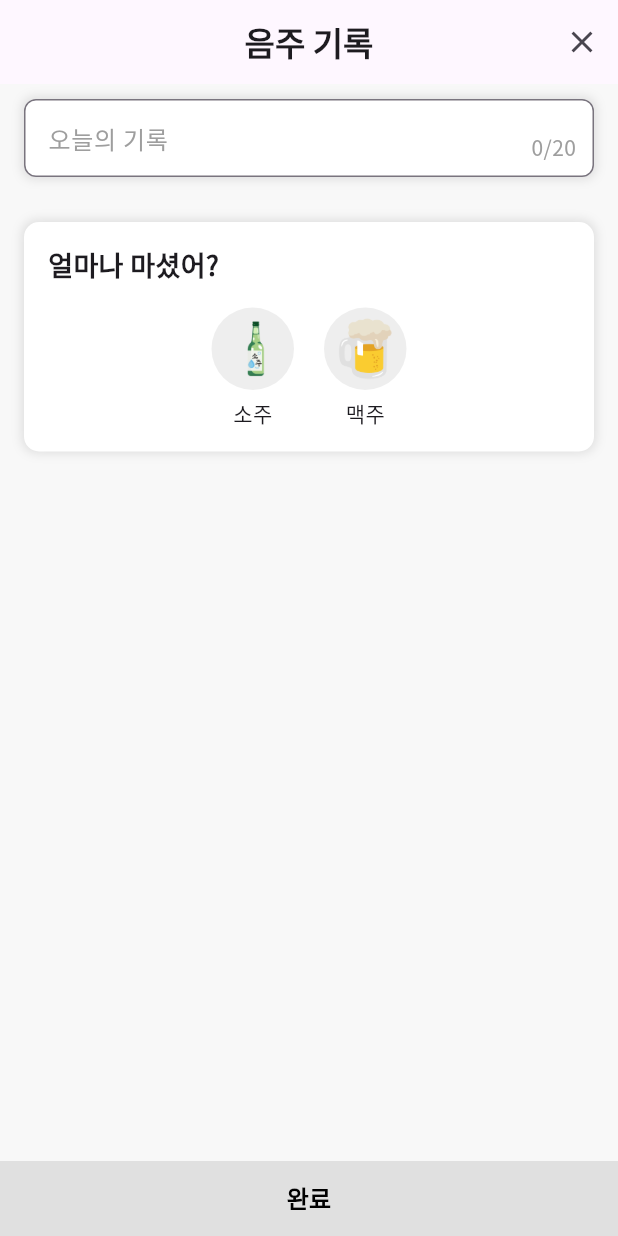
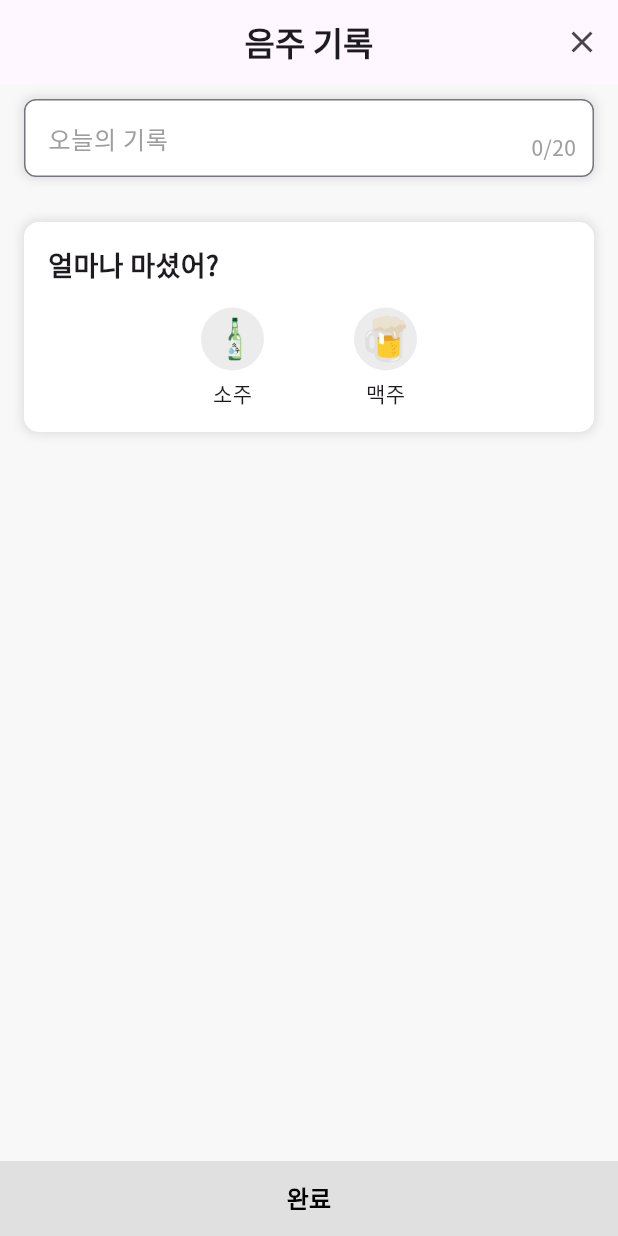
Before and after one commit to inu-capstone-VCHE/todays_drink_app, a Flutter app: the screen it shows after launch, after a tap on the "add" icon, on a phone screen of 412 x 824 dp. Run offline on Flutter 3.47's test engine with Material 3 defaults, Android fonts, the phone set to English and light mode, and no system bars; our stand-ins replace table_calendar.

Commit message:
소주/맥주 버튼 간격 조정

```diff
--- a/lib/launchscreen/start_screen.dart
+++ b/lib/launchscreen/start_screen.dart
@@ -6,16 +6,15 @@ class StartScreen extends StatelessWidget {
   @override
   Widget build(BuildContext context) {
     return Scaffold(
-      body: Column(
-        mainAxisAlignment: MainAxisAlignment.center, // 🔥 전체를 완벽하게 중앙 정렬
-        crossAxisAlignment: CrossAxisAlignment.center, // 🔥 가로 정렬도 중앙
+      body: Center( // 🔥 전체를 중앙 정렬
+        child: Column(
+          mainAxisAlignment: MainAxisAlignment.center, // 🔥 세로 중앙 정렬
+          crossAxisAlignment: CrossAxisAlignment.center, // 🔥 가로 중앙 정렬
           children: [
-          Expanded( // 🔥 전체적으로 아래로 배치
-            flex: 2,
-            child: Column(
-              mainAxisAlignment: MainAxisAlignment.center, // 🔥 내부 정렬도 중앙
-              children: [
-                Text(
+            SizedBox(
+              width: 321, // 🔥 피그마 width 적용
+              height: 44, // 🔥 피그마 height 적용
+              child: Text(
                 "잔 속 취기, AI로 읽는다!",
                 textAlign: TextAlign.center,
                 style: const TextStyle(
@@ -25,8 +24,12 @@ class StartScreen extends StatelessWidget {
                   color: Colors.grey,
                 ),
               ),
-                const SizedBox(height: 20),
-                Text(
+            ),
+            const SizedBox(height: 10), // 🔥 간격 조정
+            SizedBox(
+              width: 234, // 🔥 피그마 width 적용
+              height: 48, // 🔥 피그마 height 적용
+              child: Text(
                 "오늘의 한 잔",
                 textAlign: TextAlign.center,
                 style: const TextStyle(
@@ -36,20 +39,14 @@ class StartScreen extends StatelessWidget {
                   color: Colors.teal,
                 ),
               ),
+            ),
+            const SizedBox(height: 60), // 🔥 텍스트와 이미지 사이 간격 조정
+            Image.asset(
+              'assets/alcohols5.png',
+              width: 150, // 🔥 이미지 크기 조정
+            ),
           ],
         ),
-          ),
-          Expanded( // 🔥 이미지도 중간 정렬
-            flex: 3,
-            child: Align(
-              alignment: Alignment.center, // 🔥 이미지 중앙 배치
-              child: Image.asset(
-                'assets/alcohols5.png',
-                width: 270,
-              ),
-            ),
-          ),
-        ],
       ),
     );
   }
--- a/lib/mainscreens/drinking_record_screen.dart
+++ b/lib/mainscreens/drinking_record_screen.dart
@@ -22,9 +22,7 @@ class _DrinkingRecordScreenState extends State<DrinkingRecordScreen> {
   @override
   Widget build(BuildContext context) {
     return WillPopScope(
-      onWillPop: () async {
-        return true;
-      },
+      onWillPop: () async => true,
       child: Scaffold(
         backgroundColor: Color(0xFFF8F8F8),
         appBar: AppBar(
@@ -81,10 +79,10 @@ class _DrinkingRecordScreenState extends State<DrinkingRecordScreen> {
                               hintStyle: TextStyle(
                                 fontFamily: "NotoSansKR",
                                 fontSize: 16,
-                                color: Colors.grey, // 🔥 placeholder 회색
+                                color: Colors.grey,
                               ),
                               contentPadding: EdgeInsets.symmetric(
-                                  horizontal: 12, vertical: 14), // 🔥 높이 조정
+                                  horizontal: 12, vertical: 14),
                               border: OutlineInputBorder(
                                 borderSide: BorderSide(color: Colors.grey),
                                 borderRadius: BorderRadius.circular(8),
@@ -93,7 +91,7 @@ class _DrinkingRecordScreenState extends State<DrinkingRecordScreen> {
                                 borderSide: BorderSide(color: Colors.black),
                                 borderRadius: BorderRadius.circular(8),
                               ),
-                              counterText: "", // 🔥 "0/20" 중복 제거
+                              counterText: "",
                             ),
                             cursorColor: Colors.black,
                           ),
@@ -116,7 +114,6 @@ class _DrinkingRecordScreenState extends State<DrinkingRecordScreen> {
                 ),
               ),
               SizedBox(height: 20),
-              // 🔥 "얼마나 마셨어?" 네모칸 (오늘의 기록 네모랑 동일한 스타일)
               Container(
                 margin: EdgeInsets.symmetric(horizontal: 16),
                 padding: EdgeInsets.all(16),
@@ -125,7 +122,7 @@ class _DrinkingRecordScreenState extends State<DrinkingRecordScreen> {
                   borderRadius: BorderRadius.circular(10),
                   boxShadow: [
                     BoxShadow(
-                      color: Colors.grey.withOpacity(0.3), // 🔥 그림자 추가
+                      color: Colors.grey.withOpacity(0.3),
                       blurRadius: 5,
                       spreadRadius: 1,
                     ),
@@ -147,7 +144,7 @@ class _DrinkingRecordScreenState extends State<DrinkingRecordScreen> {
                       mainAxisAlignment: MainAxisAlignment.center,
                       children: [
                         _buildDrinkButton("소주", "assets/soju.png"),
-                        SizedBox(width: 20), // 🔥 버튼 간격 넓힘
+                        SizedBox(width: 60), // 🔥 버튼 간격 조정
                         _buildDrinkButton("맥주", "assets/beer.png"),
                       ],
                     ),
@@ -158,6 +155,7 @@ class _DrinkingRecordScreenState extends State<DrinkingRecordScreen> {
               Container(
                 width: double.infinity,
                 height: 50,
+                color: Color(0xFFF8F8F8), // 🔥 배경 색 통일
                 child: ElevatedButton(
                   onPressed: () {},
                   style: ElevatedButton.styleFrom(
@@ -189,24 +187,22 @@ class _DrinkingRecordScreenState extends State<DrinkingRecordScreen> {
     return Column(
       children: [
         Container(
-          width: 55,
-          height: 55,
+          width: 42,
+          height: 42,
           decoration: BoxDecoration(
+            color: Color(0xFFECECEC),
             shape: BoxShape.circle,
-            color: Colors.grey[200], // 🔥 배경 유지 (연한 회색)
           ),
-          child: ClipOval(
           child: Padding(
-              padding: EdgeInsets.all(7), // 🔥 이미지 크기 줄이기 (여백 추가)
+            padding: EdgeInsets.all(5),
             child: Image.asset(
               assetPath,
-                width: 38, // 🔥 이미지 크기 조절
-                height: 38,
+              width: 32,
+              height: 32,
               fit: BoxFit.contain,
               errorBuilder: (context, error, stackTrace) {
-                  return Icon(Icons.error, size: 38, color: Colors.red);
+                return Icon(Icons.error, size: 32, color: Colors.red);
               },
-              ),
             ),
           ),
         ),
```
Lines whose indentation alone changed are shown as unchanged.
